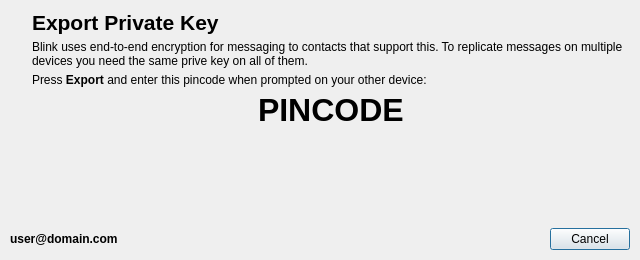
Before: the Qt Designer form resources/export_private_key_dialog.ui in AGProjects/blink-qt, drawn with Qt 5.
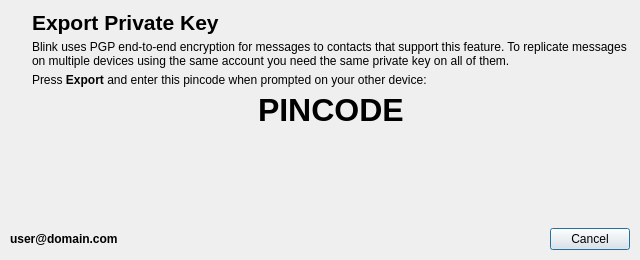
After: the same form once the commit is applied. Icons and pictures are not drawn.

```diff
--- a/resources/export_private_key_dialog.ui
+++ b/resources/export_private_key_dialog.ui
@@ -87,7 +87,7 @@
      <item>
       <widget class="QLabel" name="label_3">
        <property name="text">
-        <string>Blink uses end-to-end encryption for messaging to contacts that support this. To replicate messages on multiple devices you need the same prive key on all of them.</string>
+        <string>Blink uses PGP end-to-end encryption for messages to contacts that support this feature. To replicate messages on multiple devices using the same account you need the same private key on all of them.</string>
        </property>
        <property name="wordWrap">
         <bool>true</bool>
```
